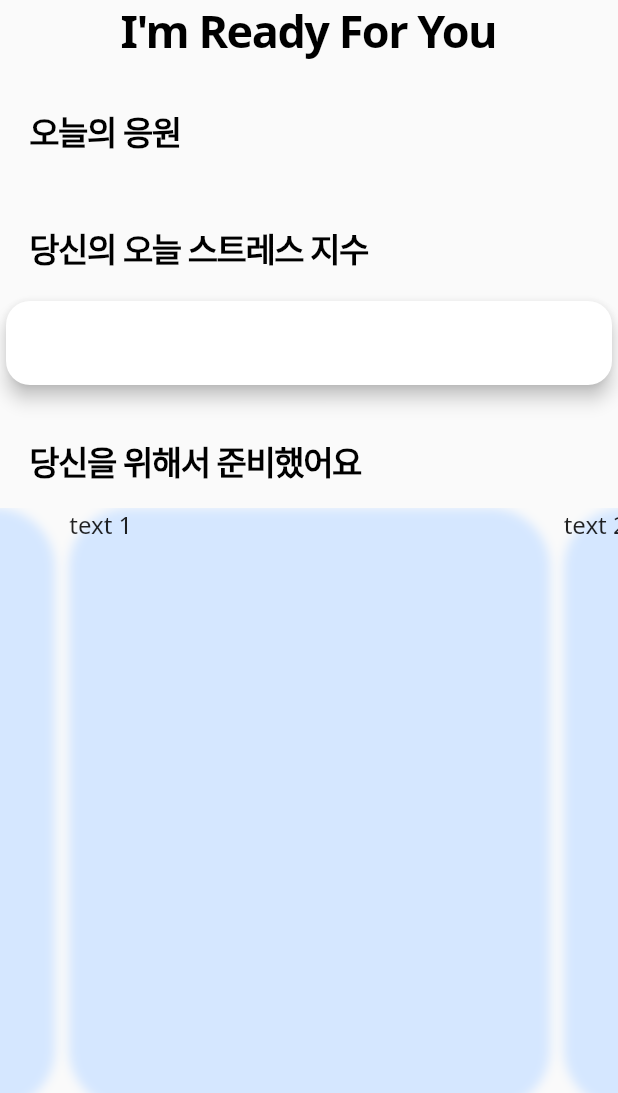
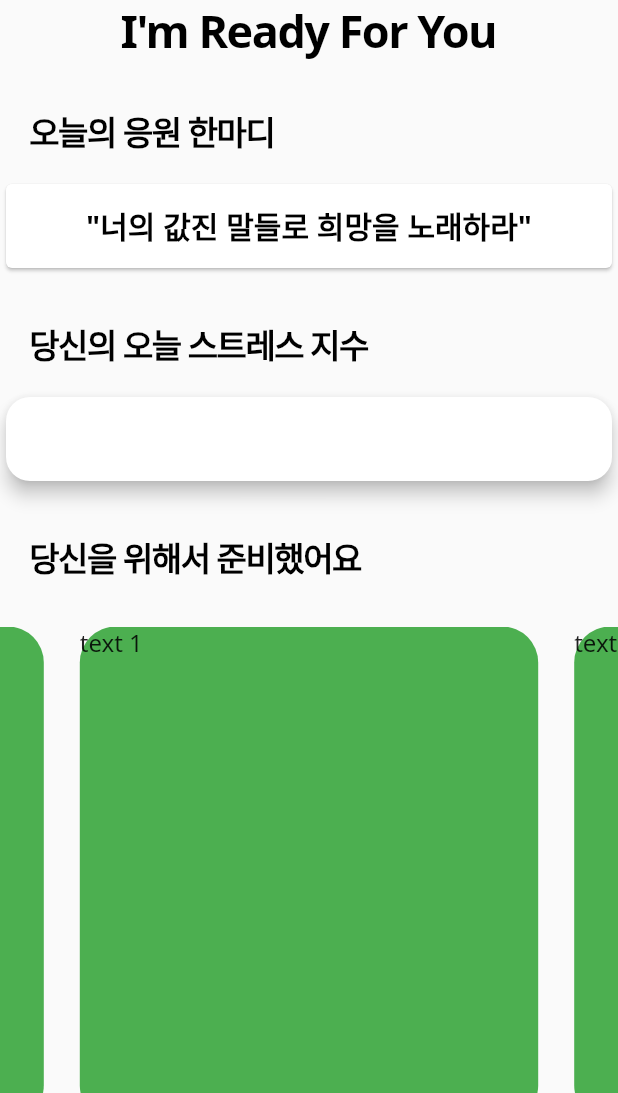
Before and after one commit to minsung521/IRFY, a Flutter app: the screen it shows after launch, on a phone screen of 412 x 824 dp, the part 143-1236 px from its top. Run offline on Flutter 3.47's test engine with Material 2 defaults, Android fonts, the phone set to English and light mode, and no system bars; drawn by our look-alikes of carousel_slider.

Commit message:
오늘의 응원 추가, carousel 높이 등 조정

```diff
--- a/lib/myhome.dart
+++ b/lib/myhome.dart
@@ -8,7 +8,6 @@ class MyHome extends StatefulWidget {
 
 class _HomeState extends State<MyHome> {
   String saying = "너의 값진 말들로 희망을 노래하라";
-  String byWho = "평가원";
 
   @override
   Widget build(BuildContext context) {
@@ -53,6 +52,9 @@ class _HomeState extends State<MyHome> {
           // centerTitle: true,
           // shadowColor: const Color(0xffD5E7FF),
           // elevation: 1,
+          decoration: BoxDecoration(
+
+          ),
           child: Column(
             children: [
               SizedBox(
@@ -80,13 +82,27 @@ class _HomeState extends State<MyHome> {
           ),
           Padding(
             padding: const EdgeInsets.fromLTRB(20, 30, 0, 15),
-            child: Text('오늘의 응원',
+            child: Text('오늘의 응원 한마디',
             style : TextStyle(
                   color: Colors.black,
                   fontSize: 22,
                   letterSpacing: -1,
                   fontWeight: FontWeight.bold,
               )
+            ),
+          ),
+          Card(
+
+            child: ListTile(
+              title: Text(
+                '"$saying"',
+                style: TextStyle(
+                    color: Colors.black,
+                    fontWeight: FontWeight.bold,
+                    fontSize: 20,
+                  ),
+                textAlign: TextAlign.center,
+              ),
             ),
           ),
           Padding(
@@ -111,7 +127,7 @@ class _HomeState extends State<MyHome> {
             ),
           ),
           Padding(
-            padding: const EdgeInsets.fromLTRB(20, 30, 0, 15),
+            padding: const EdgeInsets.fromLTRB(20, 30, 0, 30),
             child: Text('당신을 위해서 준비했어요',
             style : TextStyle(
                   color: Colors.black,
@@ -122,35 +138,26 @@ class _HomeState extends State<MyHome> {
             ),
           ),
           CarouselSlider(
-              options: CarouselOptions(height: 400.0),
+              options: CarouselOptions(height: 330.0),
               items: [1,2,3].map((i) {
                 return Builder(
                   builder: (BuildContext context) {
                     return Container(
                       width: MediaQuery.of(context).size.width,
-                      margin: EdgeInsets.symmetric(horizontal: 5.0),
+                      margin: EdgeInsets.symmetric(horizontal: 12.0),
                       decoration: BoxDecoration(
                         borderRadius: BorderRadius.only(
-                          bottomLeft: const Radius.circular(40),
-                          bottomRight: const Radius.circular(40),
-                          topLeft: const Radius.circular(40),
-                          topRight: const Radius.circular(40),
+                          bottomLeft: const Radius.circular(24),
+                          bottomRight: const Radius.circular(24),
+                          topLeft: const Radius.circular(24),
+                          topRight: const Radius.circular(24),
                         ),
                         boxShadow :[
                           BoxShadow(
-                            color: const Color(0xffD5E7FF),
-                            offset: Offset(0.3, 0.3), //(x,y)
-                            blurRadius: 5,
+                            color: Colors.green,
+                            blurRadius: 0.0,
                           )
                         ],
-                      //   gradient: LinearGradient(
-                      //     begin: Alignment.topLeft,
-                      //     end: Alignment.bottomRight,
-                      //     colors: [
-                      //     const Color(0xffEEF2FF),
-                      //     const Color(0xffB1D9FF) ,
-                      //   ],
-                      // )
                     ),
                       child: Text('text $i', style: TextStyle(fontSize: 16.0),)
                     );
```
